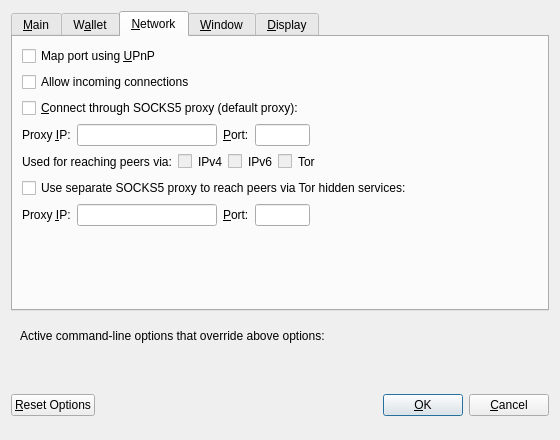
First picture: the form in src/qt/forms/optionsdialog.ui, repository machinecoin-project/machinecoin-core, before the edit.
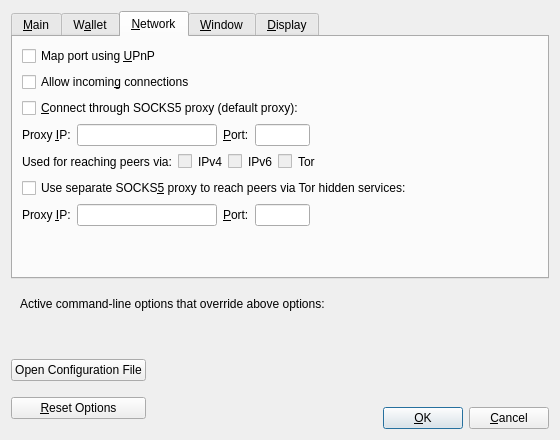
Second picture: the form after the edit. The open tabs and pages were chosen to show the change. Custom widgets are drawn as their Qt base class.

Diff of the .ui file:
```diff
--- a/src/qt/forms/optionsdialog.ui
+++ b/src/qt/forms/optionsdialog.ui
@@ -212,7 +212,7 @@
           <string>Accept connections from outside</string>
          </property>
          <property name="text">
-          <string>Allow incoming connections</string>
+          <string>Allow incomin&amp;g connections</string>
          </property>
         </widget>
        </item>
@@ -409,7 +409,7 @@
           <string>Connect to the Machinecoin network through a separate SOCKS5 proxy for Tor hidden services.</string>
          </property>
          <property name="text">
-          <string>Use separate SOCKS5 proxy to reach peers via Tor hidden services:</string>
+          <string>Use separate SOCKS&amp;5 proxy to reach peers via Tor hidden services:</string>
          </property>
         </widget>
        </item>
@@ -702,6 +702,21 @@
    <item>
     <layout class="QHBoxLayout" name="horizontalLayout_Buttons">
      <item>
+      <layout class="QVBoxLayout" name="verticalLayout_Buttons">
+       <item>
+        <widget class="QPushButton" name="openMachinecoinConfButton">
+         <property name="toolTip">
+          <string>Open the %1 configuration file from the working directory.</string>
+         </property>
+         <property name="text">
+          <string>Open Configuration File</string>
+         </property>
+         <property name="autoDefault">
+          <bool>false</bool>
+         </property>
+        </widget>
+       </item>
+       <item>
       <widget class="QPushButton" name="resetButton">
        <property name="toolTip">
         <string>Reset all client options to default.</string>
@@ -714,6 +729,8 @@
        </property>
       </widget>
      </item>
+      </layout>
+     </item>
      <item>
       <spacer name="horizontalSpacer_1">
        <property name="orientation">
@@ -766,6 +783,23 @@
       </spacer>
      </item>
      <item>
+      <layout class="QVBoxLayout" name="verticalLayout_4">
+       <item>
+        <spacer name="verticalSpacer">
+         <property name="orientation">
+          <enum>Qt::Vertical</enum>
+         </property>
+         <property name="sizeHint" stdset="0">
+          <size>
+           <width>20</width>
+           <height>40</height>
+          </size>
+         </property>
+        </spacer>
+       </item>
+       <item>
+        <layout class="QHBoxLayout" name="horizontalLayout">
+         <item>
       <widget class="QPushButton" name="okButton">
        <property name="text">
         <string>&amp;OK</string>
@@ -791,6 +825,10 @@
     </layout>
    </item>
   </layout>
+     </item>
+    </layout>
+   </item>
+  </layout>
  </widget>
  <customwidgets>
   <customwidget>
```
Left out of the diff: 18 changed lines with no effect on the pictures. Lines whose indentation alone changed are shown as unchanged.
